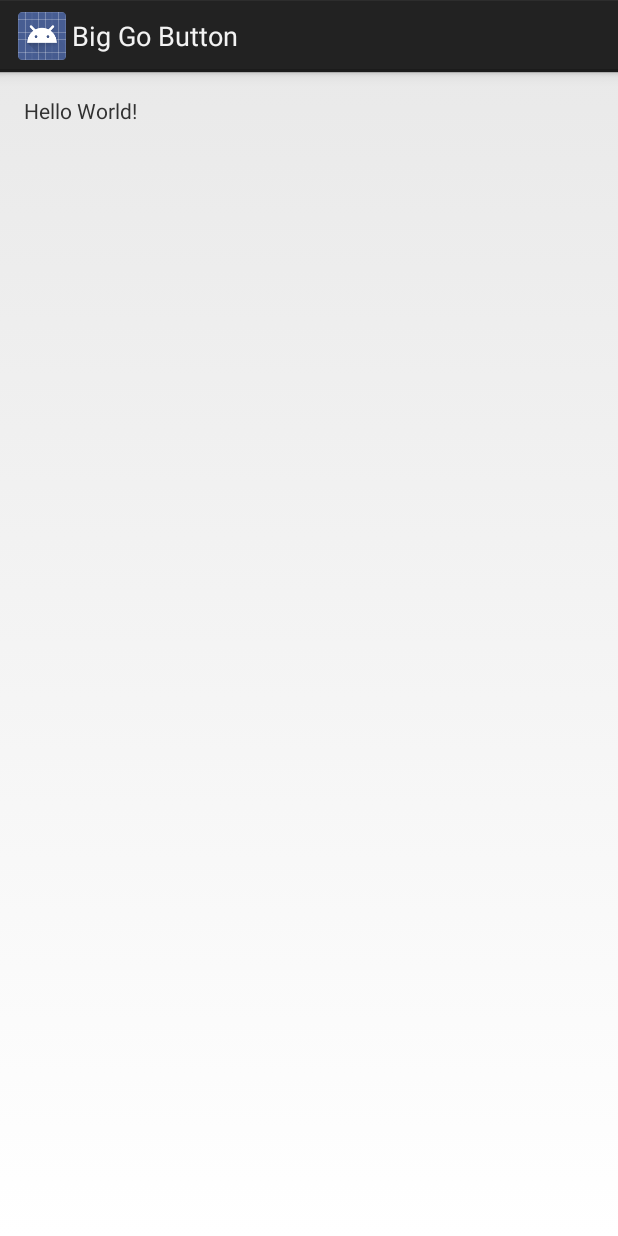
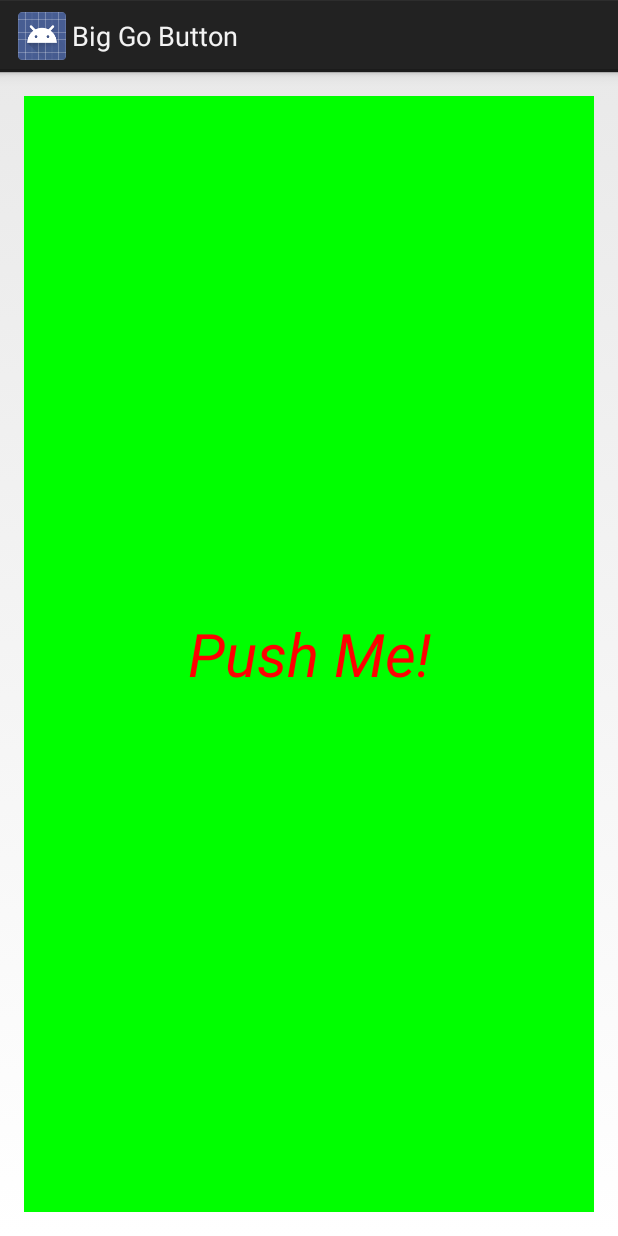
Before and after one commit to jacobdevera/biggobutton, an Android app: the screen it shows after launch (MainActivity), on a phone screen of 412 x 824 dp. Run offline under Robolectric (Android 15) with nearby library versions, the phone set to English and light mode, and no system bars.

Commit message:
Created button and event handler

```diff
--- a/app/src/main/java/edu/washington/gjdevera/biggobutton/MainActivity.java
+++ b/app/src/main/java/edu/washington/gjdevera/biggobutton/MainActivity.java
@@ -2,6 +2,8 @@ package edu.washington.gjdevera.biggobutton;
 
 import android.app.Activity;
 import android.os.Bundle;
+import android.view.View;
+import android.widget.Button;
 
 public class MainActivity extends Activity {
 
@@ -9,5 +11,12 @@ public class MainActivity extends Activity {
     protected void onCreate(Bundle savedInstanceState) {
         super.onCreate(savedInstanceState);
         setContentView(R.layout.activity_main);
+
+        Button button = (Button) findViewById(R.id.btnMain);
+        button.setOnClickListener(new View.OnClickListener() {
+            public void onClick(View v) {
+                // Do something in response to button click
+            }
+        });
     }
 }
--- a/app/src/main/res/layout/activity_main.xml
+++ b/app/src/main/res/layout/activity_main.xml
@@ -10,8 +10,15 @@
     android:paddingTop="@dimen/activity_vertical_margin"
     tools:context="edu.washington.gjdevera.biggobutton.MainActivity">
 
-    <TextView
-        android:layout_width="wrap_content"
-        android:layout_height="wrap_content"
-        android:text="Hello World!" />
+    <Button
+        android:text="Push Me!"
+        android:textSize="40dp"
+        android:textStyle="italic"
+        android:textColor="#FF0000"
+        android:background="#00FF00"
+        android:layout_width="match_parent"
+        android:layout_height="match_parent"
+        android:layout_alignParentLeft="true"
+        android:layout_alignParentStart="true"
+        android:id="@+id/btnMain" />
 </RelativeLayout>
```
